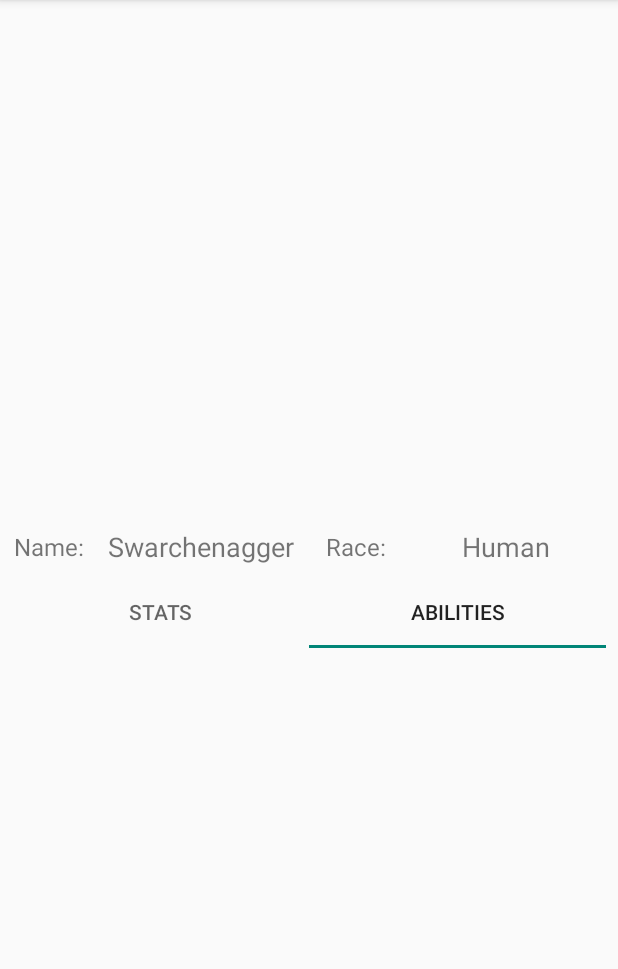
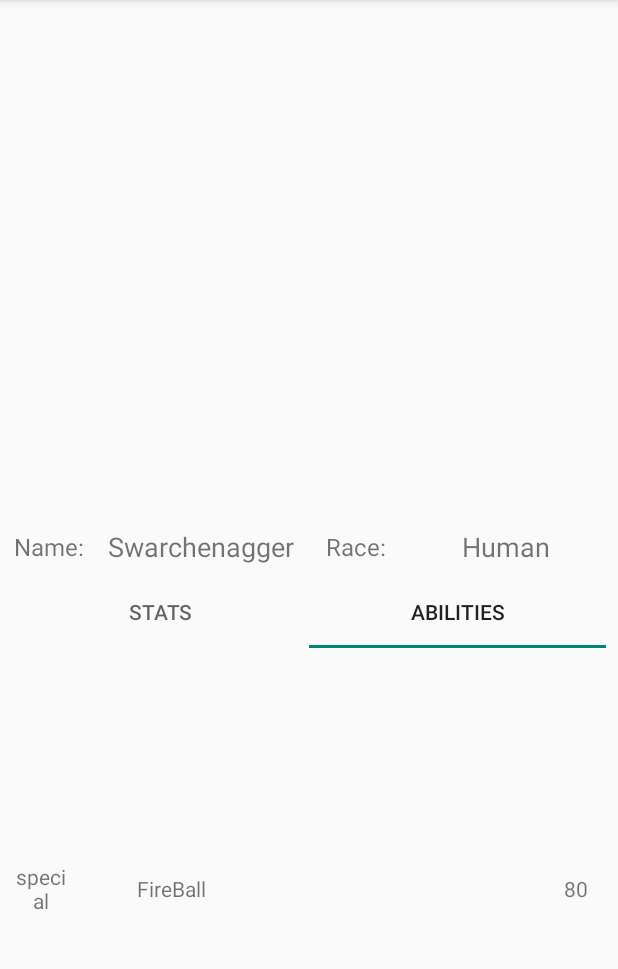
Before and after one commit to Cavitedev/SimpleAndroidRPG, an Android app: the screen it shows after launch (HeroProfile), tab 2 chosen, on a phone screen of 412 x 824 dp, the part 84-1053 px from its top. Run offline under Robolectric (Android 15) with nearby library versions, the phone set to English and light mode, and no system bars; libraries missing offline, so code that uses them is left out: com.github.mikephil.charting; 46 statements that could not run were skipped.

Commit message:
Abilities are now displayed

```diff
--- a/app/src/main/java/com/example/simplerpg/ui/adapters/AbilitiesAdapter.java
+++ b/app/src/main/java/com/example/simplerpg/ui/adapters/AbilitiesAdapter.java
@@ -27,7 +27,7 @@ public class AbilitiesAdapter extends RecyclerView.Adapter<AbilitiesAdapter.View
     @NonNull
     @Override
     public ViewHolderData onCreateViewHolder(@NonNull ViewGroup parent, int viewType) {
-        View view = LayoutInflater.from(context).inflate(R.layout.ability_list_item, null, false);
+        View view = LayoutInflater.from(context).inflate(R.layout.ability_list_item, parent, false);
         return new ViewHolderData(view);
     }
 
--- a/app/src/main/res/layout/fragment_hero_abilities.xml
+++ b/app/src/main/res/layout/fragment_hero_abilities.xml
@@ -7,7 +7,7 @@
     <androidx.recyclerview.widget.RecyclerView
         android:id="@+id/heroAbilities_recyclerView"
         android:layout_width="match_parent"
-        android:layout_height="wrap_content"
+        android:layout_height="match_parent"
         android:isScrollContainer="false"
         android:visibility="visible" />
 
```
